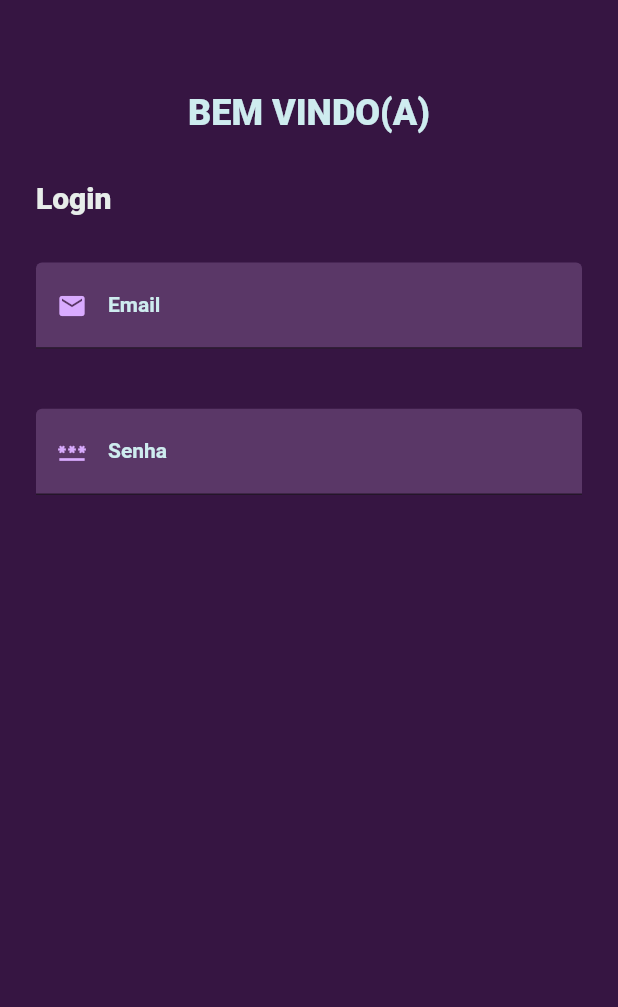
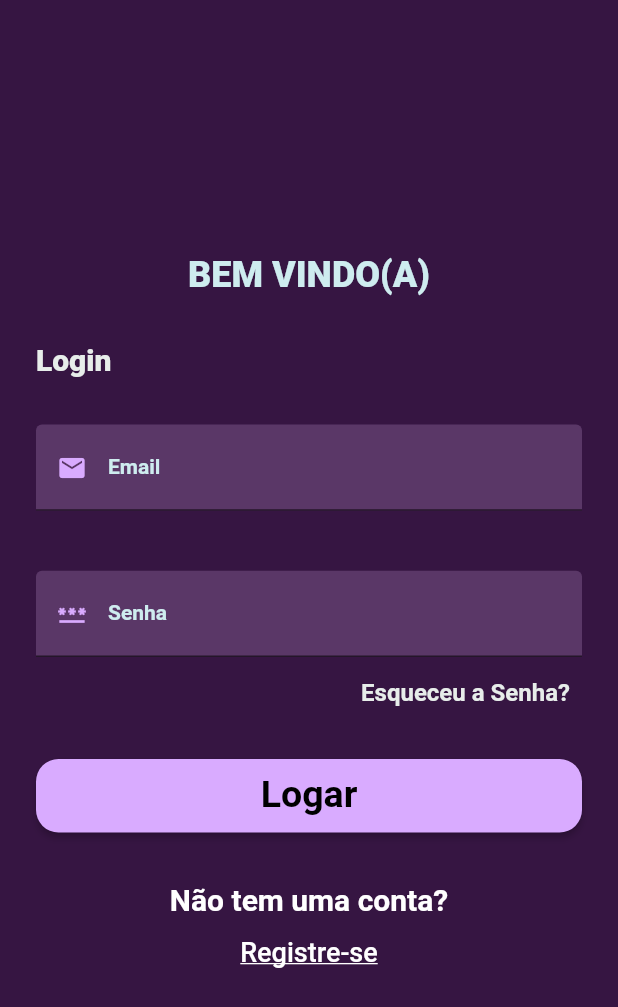
Before and after one commit to nickolas-silva/gerenciador_de_despesas, a Flutter app: the screen it shows after launch, on a phone screen of 412 x 824 dp. Shown: the top 1007 px of the screen. Run offline on Flutter 3.47's test engine with Material 2 defaults, Android fonts, the phone set to English and light mode, and no system bars; our stand-ins replace shared_preferences; missing offline and left inert: validatorless; Roboto replaces fonts that are missing (JetBrains Mono).

Commit message:
estrutura da tela de login finalizada

```diff
--- a/lib/view/pages/login.dart
+++ b/lib/view/pages/login.dart
@@ -32,13 +32,12 @@ class _ViewLoginState extends State<ViewLogin> {
     return Scaffold(
       backgroundColor: roxoForte,
       body: SafeArea(
-        child: SingleChildScrollView(
-          padding: EdgeInsets.symmetric(horizontal: 24),
+        child: Padding(
+          padding: const EdgeInsets.symmetric(horizontal: 24),
           child: Column(
-
             mainAxisSize: MainAxisSize.min,
             children: [
-              const SizedBox(height: 64,),
+              const SizedBox(height: 172,),
 
               WidgetText(
                 text: 'BEM VINDO(A)',
@@ -74,12 +73,81 @@ class _ViewLoginState extends State<ViewLogin> {
                 icon: Icons.password,
                 hint: 'Digite sua senha',
                 validator: Validatorless.min(6, "Digite no minimo 6 caracteres"),
+              ),
+
+              Align(
+                alignment: Alignment.centerRight,
+                child: TextButton(
+                  onPressed: () {},
+                  child: WidgetText(
+                    text: 'Esqueceu a Senha?',
+                    color: branco,
+                    size: 16,
+                    weight: FontWeight.w700,
+
+                  )
+                ),
+              ),
+
+              const SizedBox(height: 20,),
+
+              ElevatedButton(
+                style: ElevatedButton.styleFrom(
+                  backgroundColor: roxoClaro,
+                  shape: RoundedRectangleBorder(
+                    borderRadius: BorderRadius.circular(15)
+                  )
+
+                ),
+                onPressed: () {
+                  Navigator.pushNamed(context, '/home');
+                },
+                child: Row(
+                  mainAxisAlignment: MainAxisAlignment.center,
+                  children: [
+                    WidgetText(
+                      text: 'Logar',
+                      color: Colors.black,
+                      size: 25,
+                      padding: EdgeInsets.symmetric(vertical: 12),
+                      weight: FontWeight.w700,
+                    )
+                  ],
+                ),
+              ),
+
+              const SizedBox(height: 36,),
+
+              WidgetText(
+                text: 'Não tem uma conta?',
+                color: Colors.white,
+                size: 20,
+                weight: FontWeight.w700,
+              ),
+
+              TextButton(
+              onPressed: () {
+               //Rota tela de cadastro
+
+              },
+              child: Text(
+                'Registre-se',
+                style: TextStyle(
+                  fontSize: 18,
+                  color: Colors.white,
+                  //fontFamily: 'JetBrains Mono',
+                  decoration: TextDecoration.underline,
+                ),
               )
+            )
 
             ],
           ),
+
         ),
+
       ),
+
     );
   }
 }
```
